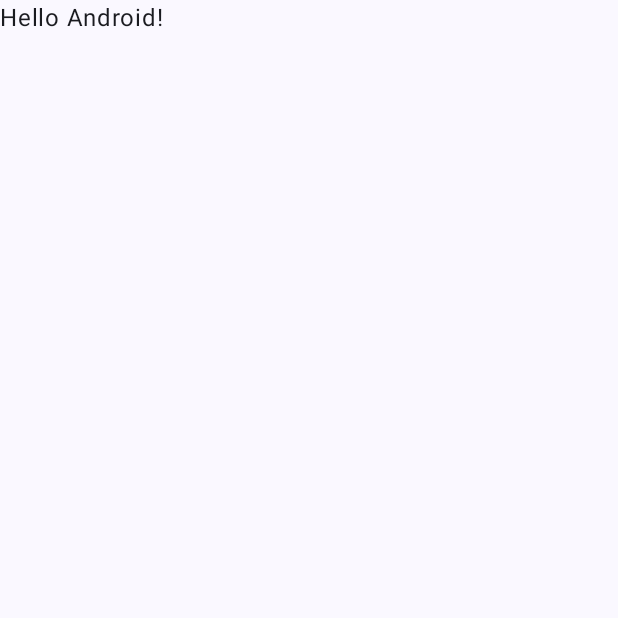
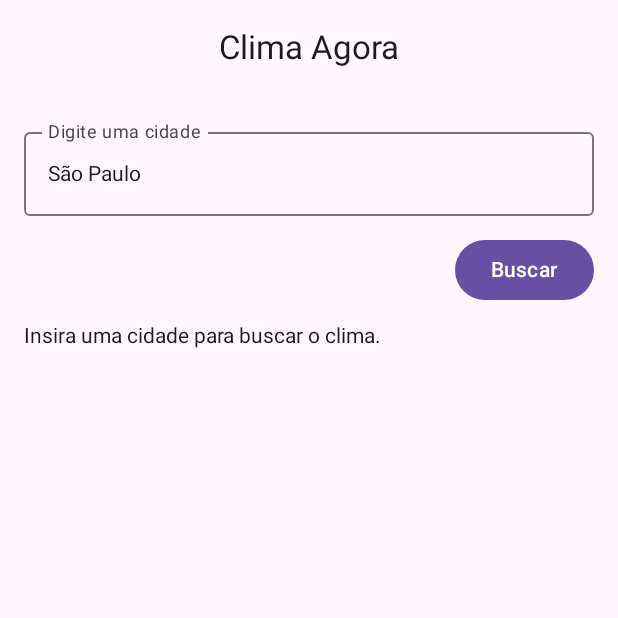
Before and after one commit to AxelLafuente/WatherApiStudy, an Android app built with Jetpack Compose: the screen it shows after launch (MainActivity), on a phone screen of 412 x 824 dp, the top half of it. Before the commit the part shown is almost empty. Run offline under Robolectric (Android 15) with nearby library versions, the phone set to English and light mode, and no system bars; pictures from the network do not load.

Commit message:
base do alicativo clima

```diff
--- a/app/src/main/AndroidManifest.xml
+++ b/app/src/main/AndroidManifest.xml
@@ -1,6 +1,9 @@
 <?xml version="1.0" encoding="utf-8"?>
 <manifest xmlns:android="http://schemas.android.com/apk/res/android"
     xmlns:tools="http://schemas.android.com/tools">
+
+
+    <uses-permission android:name="android.permission.INTERNET" />
 
     <application
         android:allowBackup="true"
--- a/app/src/main/java/com/example/weatherstudy/MainActivity.kt
+++ b/app/src/main/java/com/example/weatherstudy/MainActivity.kt
@@ -11,37 +11,14 @@ import androidx.compose.material3.Text
 import androidx.compose.runtime.Composable
 import androidx.compose.ui.Modifier
 import androidx.compose.ui.tooling.preview.Preview
+import com.example.weatherstudy.ui.screen.weather.WeatherScreen
 import com.example.weatherstudy.ui.theme.WeatherStudyTheme
 
 class MainActivity : ComponentActivity() {
     override fun onCreate(savedInstanceState: Bundle?) {
         super.onCreate(savedInstanceState)
-        enableEdgeToEdge()
         setContent {
-            WeatherStudyTheme {
-                Scaffold(modifier = Modifier.fillMaxSize()) { innerPadding ->
-                    Greeting(
-                        name = "Android",
-                        modifier = Modifier.padding(innerPadding)
-                    )
-                }
-            }
+            WeatherScreen()
         }
     }
 }
-
-@Composable
-fun Greeting(name: String, modifier: Modifier = Modifier) {
-    Text(
-        text = "Hello $name!",
-        modifier = modifier
-    )
-}
-
-@Preview(showBackground = true)
-@Composable
-fun GreetingPreview() {
-    WeatherStudyTheme {
-        Greeting("Android")
-    }
-}
--- /dev/null
+++ b/app/src/main/java/com/example/weatherstudy/ui/screen/weather/WeatherScreen.kt
@@ -0,0 +1,99 @@
+package com.example.weatherstudy.ui.screen.weather
+
+import androidx.compose.foundation.Image
+import androidx.compose.foundation.layout.Arrangement
+import androidx.compose.foundation.layout.Column
+import androidx.compose.foundation.layout.fillMaxSize
+import androidx.compose.foundation.layout.fillMaxWidth
+import androidx.compose.foundation.layout.padding
+import androidx.compose.foundation.layout.size
+import androidx.compose.material3.Button
+import androidx.compose.material3.CenterAlignedTopAppBar
+import androidx.compose.material3.CircularProgressIndicator
+import androidx.compose.material3.ExperimentalMaterial3Api
+import androidx.compose.material3.MaterialTheme
+import androidx.compose.material3.OutlinedTextField
+import androidx.compose.material3.Scaffold
+import androidx.compose.material3.Text
+import androidx.compose.runtime.Composable
+import androidx.compose.runtime.collectAsState
+import androidx.compose.runtime.getValue
+import androidx.compose.runtime.mutableStateOf
+import androidx.compose.runtime.saveable.rememberSaveable
+import androidx.compose.runtime.setValue
+import androidx.compose.ui.Alignment
+import androidx.compose.ui.Modifier
+import androidx.compose.ui.unit.dp
+import coil.compose.rememberAsyncImagePainter
+import androidx.lifecycle.viewmodel.compose.viewModel
+import com.example.weatherstudy.viewmodel.WeatherUiState
+import com.example.weatherstudy.viewmodel.WeatherViewModel
+
+
+@Composable
+@OptIn(ExperimentalMaterial3Api::class)
+fun WeatherScreen(viewModel: WeatherViewModel = viewModel()) {
+    val uiState by viewModel.uiState.collectAsState()
+
+    var city by rememberSaveable { mutableStateOf("São Paulo") }
+
+    Scaffold(
+        topBar = {
+            CenterAlignedTopAppBar(
+                title = { Text("Clima Agora") }
+            )
+        },
+        content = { padding ->
+            Column(
+                modifier = Modifier
+                    .padding(padding)
+                    .fillMaxSize()
+                    .padding(16.dp),
+                verticalArrangement = Arrangement.spacedBy(12.dp)
+            ) {
+                OutlinedTextField(
+                    value = city,
+                    onValueChange = { city = it },
+                    label = { Text("Digite uma cidade") },
+                    modifier = Modifier.fillMaxWidth()
+                )
+
+                Button(
+                    onClick = { viewModel.fetchWeather(city) },
+                    modifier = Modifier.align(Alignment.End)
+                ) {
+                    Text("Buscar")
+                }
+
+                when (uiState) {
+                    is WeatherUiState.Idle -> {
+                        Text("Insira uma cidade para buscar o clima.")
+                    }
+                    is WeatherUiState.Loading -> {
+                        CircularProgressIndicator()
+                    }
+                    is WeatherUiState.Success -> {
+                        val weather = (uiState as WeatherUiState.Success).data
+                        Text(
+                            text = "${weather.location.name}, ${weather.location.country}",
+                            style = MaterialTheme.typography.titleLarge
+                        )
+                        Text("Temperatura: ${weather.current.temp_c}°C")
+                        Text("Condição: ${weather.current.condition.text}")
+                        Image(
+                            painter = rememberAsyncImagePainter("https:${weather.current.condition.icon}"),
+                            contentDescription = null,
+                            modifier = Modifier.size(64.dp)
+                        )
+                    }
+                    is WeatherUiState.Error -> {
+                        Text(
+                            text = (uiState as WeatherUiState.Error).message,
+                            color = MaterialTheme.colorScheme.error
+                        )
+                    }
+                }
+            }
+        }
+    )
+}
--- /dev/null
+++ b/app/src/main/java/com/example/weatherstudy/utils/Constants.kt
@@ -0,0 +1,5 @@
+package com.example.weatherstudy.utils
+
+object Constants {
+    const val API_KEY = "69b8c51e6ea24501a58203224250904"
+}
--- /dev/null
+++ b/app/src/main/java/com/example/weatherstudy/viewmodel/WeatherViewModel.kt
@@ -0,0 +1,35 @@
+package com.example.weatherstudy.viewmodel
+
+
+import androidx.lifecycle.ViewModel
+import androidx.lifecycle.viewModelScope
+import com.example.weatherstudy.data.model.WeatherResponse
+import com.example.weatherstudy.data.repository.WeatherRepository
+import kotlinx.coroutines.flow.MutableStateFlow
+import kotlinx.coroutines.flow.StateFlow
+import kotlinx.coroutines.flow.asStateFlow
+import kotlinx.coroutines.launch
+
+class WeatherViewModel : ViewModel() {
+    private val repo = WeatherRepository()
+
+    private val _uiState = MutableStateFlow<WeatherUiState>(WeatherUiState.Idle)
+    val uiState: StateFlow<WeatherUiState> = _uiState.asStateFlow()
+
+    fun fetchWeather(city: String) {
+        viewModelScope.launch {
+            _uiState.value = WeatherUiState.Loading
+            val result = repo.getWeather(city)
+            _uiState.value = result?.let {
+                WeatherUiState.Success(it)
+            } ?: WeatherUiState.Error("Erro ao buscar dados.")
+        }
+    }
+}
+
+sealed interface WeatherUiState {
+    object Idle : WeatherUiState
+    object Loading : WeatherUiState
+    data class Success(val data: WeatherResponse) : WeatherUiState
+    data class Error(val message: String) : WeatherUiState
+}
```
Also changed, not shown: app/build.gradle.kts (+13 -0 lines), app/src/main/java/com/example/weatherstudy/data/model/WeatherResponse.kt (added, +21 -0 lines), app/src/main/java/com/example/weatherstudy/data/remote/RetrofitInstance.kt (added, +16 -0 lines), app/src/main/java/com/example/weatherstudy/data/remote/WeatherApi.kt (added, +15 -0 lines), app/src/main/java/com/example/weatherstudy/data/repository/WeatherRepository.kt (added, +15 -0 lines), gradle/libs.versions.toml (+24 -1 lines).
